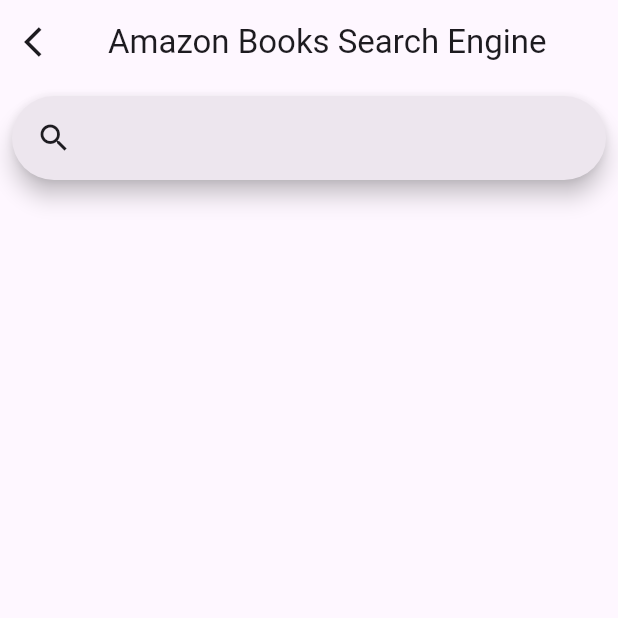
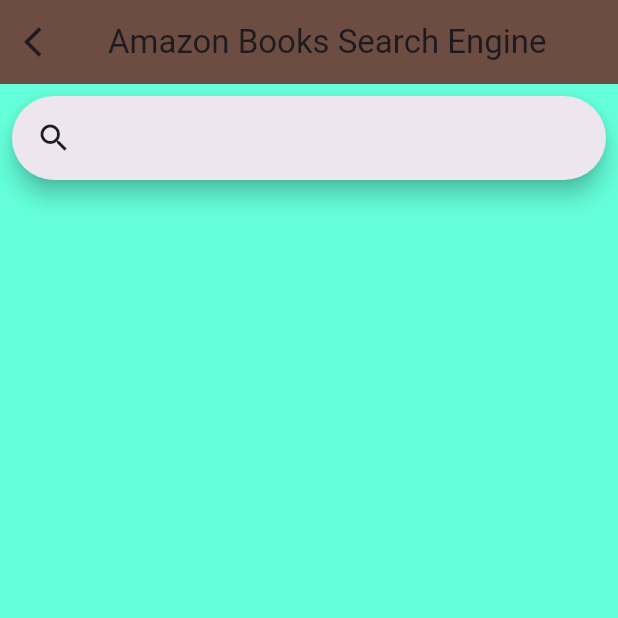
Before and after one commit to JOh2809/cs3541_final_project, a Flutter app: the screen it shows after launch, after a tap on "Amazon Search", on a phone screen of 412 x 824 dp, the top half of it. Run offline on Flutter 3.47's test engine with Material 3 defaults, Android fonts, the phone set to English and light mode, and no system bars; our stand-ins replace audioplayers, csv; missing offline and left inert: android_alarm_manager_plus, dart:ffi.

Commit message:
Changed UI and app color scheme.

```diff
--- a/cs3541_final_project/lib/amazon/views/amazon_component.dart
+++ b/cs3541_final_project/lib/amazon/views/amazon_component.dart
@@ -65,6 +65,7 @@ class _AmazonSearchPageState extends State<AmazonSearchPage> {
           },
           child: const Icon(Icons.arrow_back_ios),
         ),
+        backgroundColor: Colors.brown.shade600,
       ),
       body: Padding(
         padding: const EdgeInsets.all(8.0),
@@ -164,6 +165,7 @@ class _AmazonBookListPageState extends State<AmazonBookListPage> {
           },
           child: const Icon(Icons.arrow_back_ios),
         ),
+        backgroundColor: Colors.brown.shade600,
       ),
       body: ListView.builder(
               itemCount: _amazonBooksData.length,
@@ -224,6 +226,7 @@ class _AmazonBookReviewsPageState extends State<AmazonBookReviewsPage> {
             },
             child: const Icon(Icons.arrow_back_ios),
           ),
+          backgroundColor: Colors.brown.shade600,
         ),
         body: Padding (
           padding: const EdgeInsets.all(8.0),
@@ -427,6 +430,7 @@ class _AmazonGiveReviewPageState extends State<AmazonGiveReviewPage> {
             },
             child: const Icon(Icons.arrow_back_ios),
           ),
+          backgroundColor: Colors.brown.shade600,
         ),
       body: Container(child: ListView(
         children: <Widget>[
--- a/cs3541_final_project/lib/main.dart
+++ b/cs3541_final_project/lib/main.dart
@@ -16,6 +16,7 @@ class MyApp extends StatelessWidget {
       debugShowCheckedModeBanner: false,
       title: 'Flutter Demo',
       theme: ThemeData(
+        scaffoldBackgroundColor: Colors.tealAccent.shade200,
         colorScheme: ColorScheme.fromSeed(seedColor: Colors.deepPurple),
         useMaterial3: true,
       ),
@@ -39,16 +40,27 @@ class _MyHomePageState extends State<MyHomePage> {
   Widget build(BuildContext context) {
     return Scaffold(
       appBar: AppBar(
-        leading: Icon(Icons.flutter_dash_sharp),
-        backgroundColor: Theme.of(context).colorScheme.inversePrimary,
-        title: Text(widget.title),
+        leading: FlutterLogo(
+          size: 100,
+          style: FlutterLogoStyle.stacked,
+          textColor: Colors.white,
+        ),
+        backgroundColor: Colors.brown.shade600,
+        title: Text('Amazon Books App', style: new TextStyle(fontSize: 27.0, fontWeight: FontWeight.w800, color: Colors.white),),
       ),
       body: Column(
           children: <Widget>[
+            ListTile(
+              leading: Text('Last Minute Deals', style: new TextStyle(fontSize: 15.0, fontWeight: FontWeight.w800, color: Colors.greenAccent.shade100),),
+              title: Text('Amazon Basics', style: new TextStyle(fontSize: 15.0, fontWeight: FontWeight.w800, color: Colors.white),) ,
+              trailing: Text('Todays Deals', style: new TextStyle(fontSize: 15.0, fontWeight: FontWeight.w800, color: Colors.white),),
+              tileColor: Colors.grey.shade700,
+            ),
+            SizedBox(height: 50,),
             ElevatedButton(
               style: ElevatedButton.styleFrom(
-                  backgroundColor: Colors.purple.withOpacity(.5),
-                  foregroundColor: Colors.white,
+                  backgroundColor: Colors.white.withOpacity(.7),
+                  foregroundColor: Colors.black,
                   shape: RoundedRectangleBorder(borderRadius: BorderRadius.circular(32.0))
               ),
               child: Text('Amazon Search', style: new TextStyle(fontSize: 20.0, fontWeight: FontWeight.w800),),
@@ -62,8 +74,8 @@ class _MyHomePageState extends State<MyHomePage> {
             ),
             ElevatedButton(
               style: ElevatedButton.styleFrom(
-                  backgroundColor: Colors.purple.withOpacity(.5),
-                  foregroundColor: Colors.white,
+                  backgroundColor: Colors.white.withOpacity(.7),
+                  foregroundColor: Colors.black,
                   shape: RoundedRectangleBorder(borderRadius: BorderRadius.circular(32.0))
               ),
               child: Text('Amazon Book List', style: new TextStyle(fontSize: 20.0, fontWeight: FontWeight.w800),),
@@ -77,8 +89,8 @@ class _MyHomePageState extends State<MyHomePage> {
             ),
             ElevatedButton(
               style: ElevatedButton.styleFrom(
-                  backgroundColor: Colors.purple.withOpacity(.5),
-                  foregroundColor: Colors.white,
+                  backgroundColor: Colors.white.withOpacity(.7),
+                  foregroundColor: Colors.black,
                   shape: RoundedRectangleBorder(borderRadius: BorderRadius.circular(32.0))
               ),
               child: Text('Amazon Book Reviews', style: new TextStyle(fontSize: 20.0, fontWeight: FontWeight.w800),),
```
